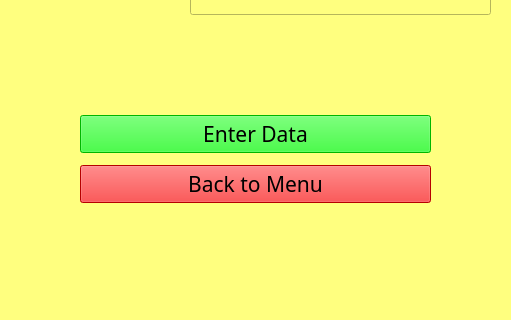
First picture: the form in player_menu/player_menu.ui, repository JH-Byte-Busters/601-Group-Project, before the edit; both pictures show x 180 to 691 and y 391 to 711 of the 900 by 900 pixel window.
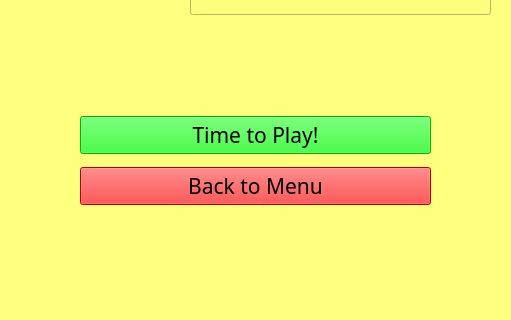
Second picture: the form after the edit.

```diff
--- a/player_menu/player_menu.ui
+++ b/player_menu/player_menu.ui
@@ -190,7 +190,7 @@
      <x>260</x>
      <y>500</y>
      <width>351</width>
-     <height>101</height>
+     <height>105</height>
     </rect>
    </property>
    <layout class="QVBoxLayout" name="verticalLayout_14">
@@ -213,7 +213,7 @@
 border-color: rgb(0, 0, 0);</string>
         </property>
         <property name="text">
-         <string>Enter Data</string>
+         <string>Time to Play!</string>
         </property>
        </widget>
       </item>
```
Left out of the diff: 24 changed lines with no effect on the pictures.
